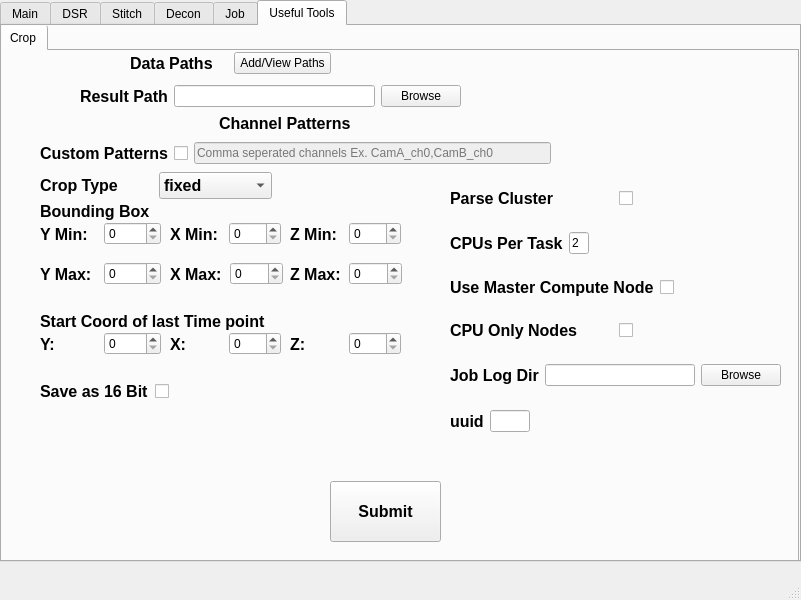
Before: the Qt Designer form mainwindow.ui in abcucberkeley/PetaKit5D-GUI, drawn with Qt 5.
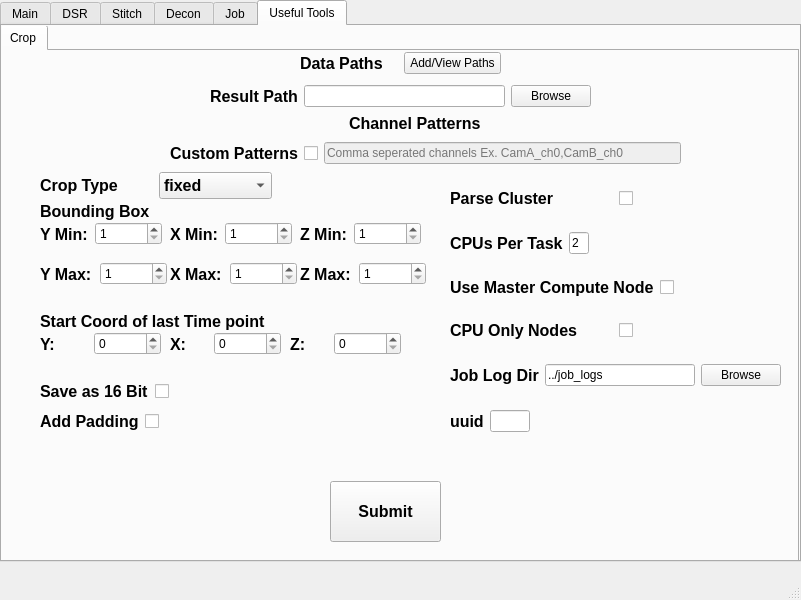
After: the same form once the commit is applied.

What changed in the file:
```diff
--- a/mainwindow.ui
+++ b/mainwindow.ui
@@ -2664,7 +2664,7 @@
        <widget class="QWidget" name="horizontalLayoutWidget_8">
         <property name="geometry">
          <rect>
-          <x>40</x>
+          <x>170</x>
           <y>90</y>
           <width>511</width>
           <height>25</height>
@@ -2712,7 +2712,7 @@
        <widget class="QWidget" name="layoutWidget_2">
         <property name="geometry">
          <rect>
-          <x>10</x>
+          <x>140</x>
           <y>60</y>
           <width>581</width>
           <height>25</height>
@@ -2762,7 +2762,7 @@
        <widget class="QWidget" name="layoutWidget">
         <property name="geometry">
          <rect>
-          <x>130</x>
+          <x>300</x>
           <y>0</y>
           <width>201</width>
           <height>25</height>
@@ -2797,7 +2797,7 @@
        <widget class="QWidget" name="layoutWidget_3">
         <property name="geometry">
          <rect>
-          <x>80</x>
+          <x>210</x>
           <y>30</y>
           <width>381</width>
           <height>31</height>
@@ -2839,7 +2839,7 @@
          <rect>
           <x>40</x>
           <y>210</y>
-          <width>121</width>
+          <width>127</width>
           <height>26</height>
          </rect>
         </property>
@@ -2866,6 +2866,12 @@
            <property name="enabled">
             <bool>true</bool>
            </property>
+           <property name="minimum">
+            <number>1</number>
+           </property>
+           <property name="maximum">
+            <number>1000000</number>
+           </property>
           </widget>
          </item>
         </layout>
@@ -2873,9 +2879,9 @@
        <widget class="QWidget" name="layoutWidget_17">
         <property name="geometry">
          <rect>
-          <x>290</x>
+          <x>300</x>
           <y>170</y>
-          <width>111</width>
+          <width>121</width>
           <height>26</height>
          </rect>
         </property>
@@ -2902,6 +2908,12 @@
            <property name="enabled">
             <bool>true</bool>
            </property>
+           <property name="minimum">
+            <number>1</number>
+           </property>
+           <property name="maximum">
+            <number>1000000</number>
+           </property>
           </widget>
          </item>
         </layout>
@@ -2909,9 +2921,9 @@
        <widget class="QWidget" name="layoutWidget_18">
         <property name="geometry">
          <rect>
-          <x>290</x>
+          <x>300</x>
           <y>210</y>
-          <width>112</width>
+          <width>126</width>
           <height>26</height>
          </rect>
         </property>
@@ -2938,6 +2950,12 @@
            <property name="enabled">
             <bool>true</bool>
            </property>
+           <property name="minimum">
+            <number>1</number>
+           </property>
+           <property name="maximum">
+            <number>1000000</number>
+           </property>
           </widget>
          </item>
         </layout>
@@ -2947,7 +2965,7 @@
          <rect>
           <x>40</x>
           <y>170</y>
-          <width>121</width>
+          <width>122</width>
           <height>26</height>
          </rect>
         </property>
@@ -2974,6 +2992,12 @@
            <property name="enabled">
             <bool>true</bool>
            </property>
+           <property name="minimum">
+            <number>1</number>
+           </property>
+           <property name="maximum">
+            <number>1000000</number>
+           </property>
           </widget>
          </item>
         </layout>
@@ -3009,7 +3033,7 @@
          <rect>
           <x>170</x>
           <y>210</y>
-          <width>113</width>
+          <width>127</width>
           <height>26</height>
          </rect>
         </property>
@@ -3036,6 +3060,12 @@
            <property name="enabled">
             <bool>true</bool>
            </property>
+           <property name="minimum">
+            <number>1</number>
+           </property>
+           <property name="maximum">
+            <number>1000000</number>
+           </property>
           </widget>
          </item>
         </layout>
@@ -3045,7 +3075,7 @@
          <rect>
           <x>170</x>
           <y>170</y>
-          <width>111</width>
+          <width>122</width>
           <height>26</height>
          </rect>
         </property>
@@ -3072,6 +3102,12 @@
            <property name="enabled">
             <bool>true</bool>
            </property>
+           <property name="minimum">
+            <number>1</number>
+           </property>
+           <property name="maximum">
+            <number>1000000</number>
+           </property>
           </widget>
          </item>
         </layout>
@@ -3108,6 +3144,15 @@
            <property name="enabled">
             <bool>true</bool>
            </property>
+           <property name="minimum">
+            <number>0</number>
+           </property>
+           <property name="maximum">
+            <number>1000000</number>
+           </property>
+           <property name="value">
+            <number>0</number>
+           </property>
           </widget>
          </item>
         </layout>
@@ -3144,6 +3189,15 @@
            <property name="enabled">
             <bool>true</bool>
            </property>
+           <property name="minimum">
+            <number>0</number>
+           </property>
+           <property name="maximum">
+            <number>1000000</number>
+           </property>
+           <property name="value">
+            <number>0</number>
+           </property>
           </widget>
          </item>
         </layout>
@@ -3180,6 +3234,15 @@
            <property name="enabled">
             <bool>true</bool>
            </property>
+           <property name="minimum">
+            <number>0</number>
+           </property>
+           <property name="maximum">
+            <number>1000000</number>
+           </property>
+           <property name="value">
+            <number>0</number>
+           </property>
           </widget>
          </item>
         </layout>
@@ -3375,6 +3438,9 @@
            </item>
            <item>
             <widget class="QLineEdit" name="cropJobLogDirLineEdit">
+             <property name="text">
+              <string>../job_logs</string>
+             </property>
              <property name="alignment">
               <set>Qt::AlignLeading|Qt::AlignLeft|Qt::AlignVCenter</set>
              </property>
@@ -3546,6 +3612,42 @@
          <string>Submit</string>
         </property>
        </widget>
+       <widget class="QWidget" name="layoutWidget_32">
+        <property name="geometry">
+         <rect>
+          <x>40</x>
+          <y>360</y>
+          <width>151</width>
+          <height>21</height>
+         </rect>
+        </property>
+        <layout class="QHBoxLayout" name="cropPadHorizontalLayout">
+         <item>
+          <widget class="QLabel" name="cropPadLabel">
+           <property name="font">
+            <font>
+             <pointsize>12</pointsize>
+             <weight>75</weight>
+             <bold>true</bold>
+            </font>
+           </property>
+           <property name="text">
+            <string>Add Padding</string>
+           </property>
+          </widget>
+         </item>
+         <item>
+          <widget class="QCheckBox" name="cropPadCheckBox">
+           <property name="autoFillBackground">
+            <bool>false</bool>
+           </property>
+           <property name="text">
+            <string/>
+           </property>
+          </widget>
+         </item>
+        </layout>
+       </widget>
       </widget>
      </widget>
     </widget>
```
Left out of the diff: 28 changed lines with no effect on the pictures.
